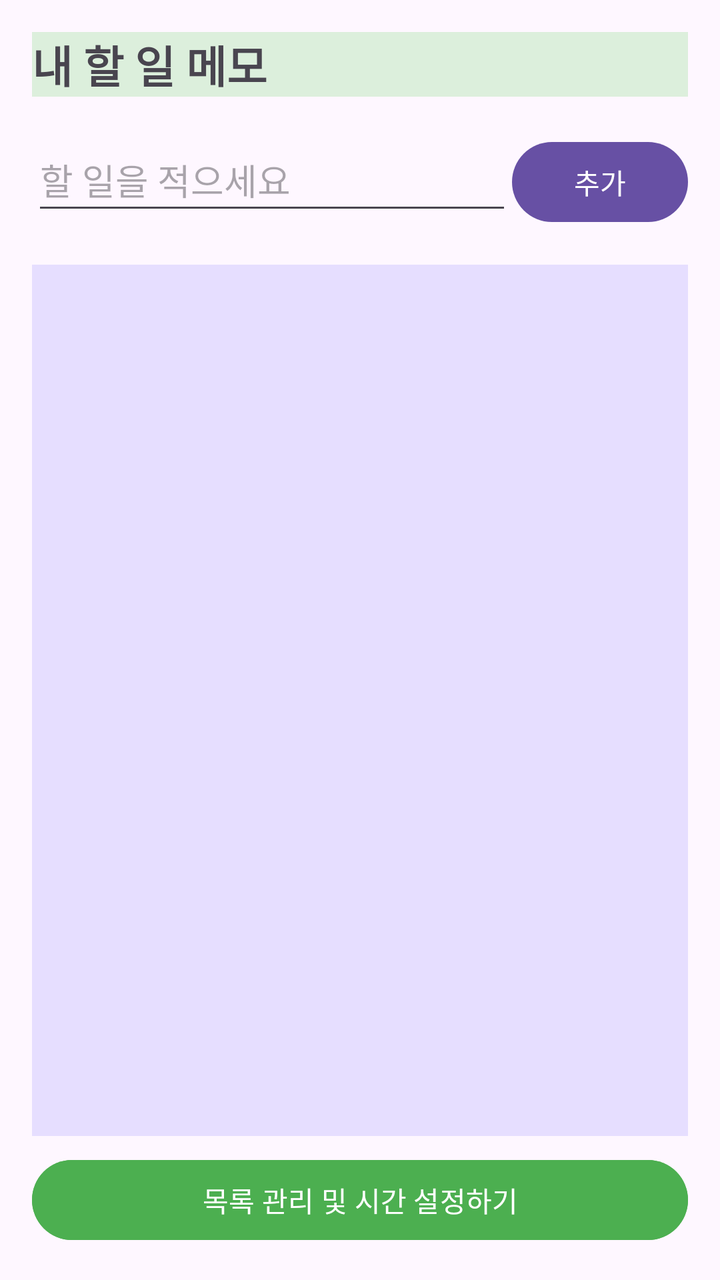
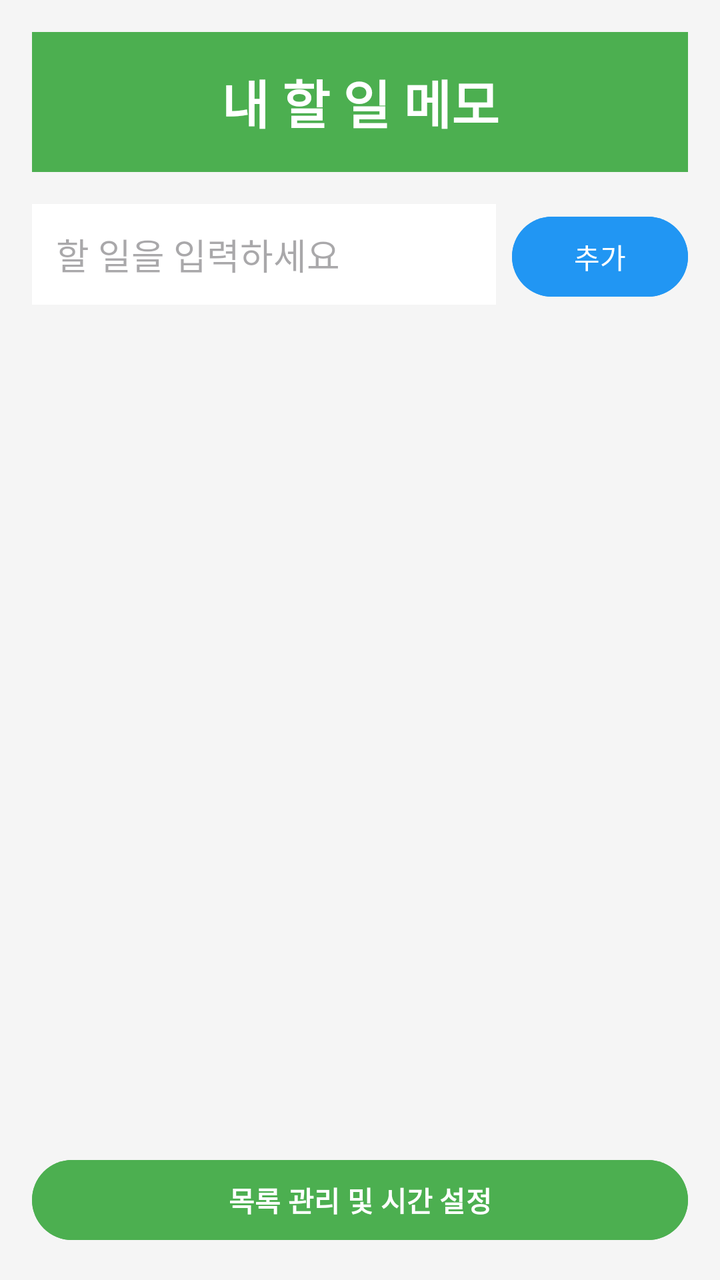

Two renders of the same Android screen: before a commit and after it. Below are the layout's source before the change and the commit's diff.
<!-- AndroidManifest.xml: application theme Theme.MyApplicationTest -->
<!-- res/layout/activity_main.xml -->
<?xml version="1.0" encoding="utf-8"?>
<LinearLayout xmlns:android="http://schemas.android.com/apk/res/android"
    android:layout_width="match_parent"
    android:layout_height="match_parent"
    android:orientation="vertical"
    android:padding="16dp">

    <TextView
        android:layout_width="548dp"
        android:layout_height="wrap_content"
        android:layout_marginBottom="16dp"
        android:background="#DCEFDC"
        android:text="내 할 일 메모"
        android:textSize="22sp"
        android:textStyle="bold" />
:

    <LinearLayout
        android:layout_width="match_parent"
        android:layout_height="wrap_content"
        android:orientation="horizontal"
        android:layout_marginBottom="8dp">
        <EditText
            android:id="@+id/et_todo"
            android:layout_width="0dp"
            android:layout_height="wrap_content"
            android:layout_weight="1"
            android:hint="할 일을 적으세요"
            android:minHeight="48dp" />
        <Button
            android:id="@+id/btn_add"
            android:layout_width="wrap_content"
            android:layout_height="wrap_content"
            android:text="추가" />
    </LinearLayout>


    <ListView
        android:id="@+id/lv_todo"
        android:layout_width="match_parent"
        android:layout_height="0dp"
        android:layout_marginTop="12dp"
        android:layout_weight="1"
        android:background="@color/material_dynamic_tertiary90" />

    <Button
        android:id="@+id/btn_complete"
        android:layout_width="match_parent"
        android:layout_height="wrap_content"
        android:text="목록 관리 및 시간 설정하기"
        android:backgroundTint="#4CAF50"
        android:textColor="#FFFFFF"
        android:layout_marginTop="8dp" />
</LinearLayout>
<!-- resources referenced by this layout -->
<resources>
  <style name="Theme.MyApplicationTest" parent="Base.Theme.MyApplicationTest" />
  <style name="Base.Theme.MyApplicationTest" parent="Theme.Material3.DayNight.NoActionBar">
          
          
      </style>
</resources>

<!-- the commit's change to res/layout/activity_main.xml (unified diff, before → after) -->
@@ -1,54 +1,98 @@
 <?xml version="1.0" encoding="utf-8"?>
-<LinearLayout xmlns:android="http://schemas.android.com/apk/res/android"
+<LinearLayout
+    xmlns:android="http://schemas.android.com/apk/res/android"
+
     android:layout_width="match_parent"
     android:layout_height="match_parent"
+
     android:orientation="vertical"
-    android:padding="16dp">
+
+    android:padding="16dp"
+
+    android:background="#F5F5F5">
 
     <TextView
-        android:layout_width="548dp"
+        android:layout_width="match_parent"
         android:layout_height="wrap_content"
-        android:layout_marginBottom="16dp"
-        android:background="#DCEFDC"
+
         android:text="내 할 일 메모"
-        android:textSize="22sp"
-        android:textStyle="bold" />
-:
+
+        android:textSize="26sp"
+
+        android:textStyle="bold"
+
+        android:textAlignment="center"
+
+        android:padding="16dp"
+
+        android:background="#4CAF50"
+
+        android:textColor="#FFFFFF"
+
+        android:layout_marginBottom="16dp"/>
 
     <LinearLayout
         android:layout_width="match_parent"
         android:layout_height="wrap_content"
+
         android:orientation="horizontal"
-        android:layout_marginBottom="8dp">
+
+        android:layout_marginBottom="10dp">
+
         <EditText
             android:id="@+id/et_todo"
             android:layout_width="0dp"
             android:layout_height="wrap_content"
+
             android:layout_weight="1"
-            android:hint="할 일을 적으세요"
-            android:minHeight="48dp" />
+
+            android:hint="할 일을 입력하세요"
+
+            android:background="#FFFFFF"
+
+            android:padding="12dp"
+
+            android:minHeight="48dp"/>
+
         <Button
             android:id="@+id/btn_add"
             android:layout_width="wrap_content"
             android:layout_height="wrap_content"
-            android:text="추가" />
+
+            android:text="추가"
+
+            android:layout_marginStart="8dp"
+
+            android:backgroundTint="#2196F3"
+
+            android:textColor="#FFFFFF"/>
     </LinearLayout>
-
 
     <ListView
         android:id="@+id/lv_todo"
         android:layout_width="match_parent"
         android:layout_height="0dp"
-        android:layout_marginTop="12dp"
+
         android:layout_weight="1"
-        android:background="@color/material_dynamic_tertiary90" />
+
+        android:divider="@android:color/transparent"
+
+        android:dividerHeight="8dp"
+
+        android:background="#F5F5F5"/>
 
     <Button
         android:id="@+id/btn_complete"
         android:layout_width="match_parent"
         android:layout_height="wrap_content"
-        android:text="목록 관리 및 시간 설정하기"
+
+        android:text="목록 관리 및 시간 설정"
+
+        android:layout_marginTop="12dp"
+
         android:backgroundTint="#4CAF50"
+
         android:textColor="#FFFFFF"
-        android:layout_marginTop="8dp" />
+
+        android:textStyle="bold"/>
 </LinearLayout>
